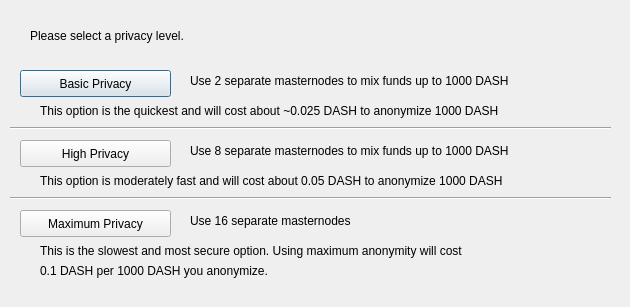
Before: the Qt Designer form src/qt/forms/darksendconfig.ui in puzcoin/test1, drawn with Qt 5.
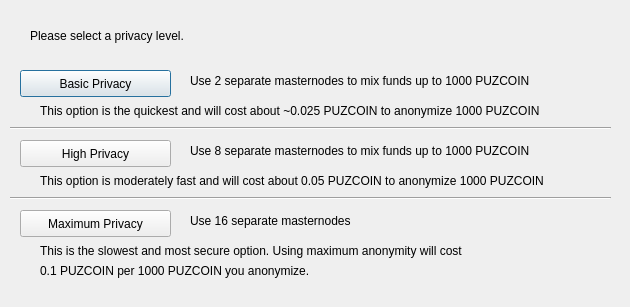
After: the same form once the commit is applied.

```diff
--- a/src/qt/forms/darksendconfig.ui
+++ b/src/qt/forms/darksendconfig.ui
@@ -75,7 +75,7 @@
     </rect>
    </property>
    <property name="text">
-    <string>Use 2 separate masternodes to mix funds up to 1000 DASH</string>
+    <string>Use 2 separate masternodes to mix funds up to 1000 PUZCOIN</string>
    </property>
   </widget>
   <widget class="QLabel" name="label_3">
@@ -88,7 +88,7 @@
     </rect>
    </property>
    <property name="text">
-    <string>Use 8 separate masternodes to mix funds up to 1000 DASH</string>
+    <string>Use 8 separate masternodes to mix funds up to 1000 PUZCOIN</string>
    </property>
   </widget>
   <widget class="QLabel" name="label_4">
@@ -114,7 +114,7 @@
     </rect>
    </property>
    <property name="text">
-    <string>This option is the quickest and will cost about ~0.025 DASH to anonymize 1000 DASH</string>
+    <string>This option is the quickest and will cost about ~0.025 PUZCOIN to anonymize 1000 PUZCOIN</string>
    </property>
   </widget>
   <widget class="QLabel" name="label_7">
@@ -127,7 +127,7 @@
     </rect>
    </property>
    <property name="text">
-    <string>This option is moderately fast and will cost about 0.05 DASH to anonymize 1000 DASH</string>
+    <string>This option is moderately fast and will cost about 0.05 PUZCOIN to anonymize 1000 PUZCOIN</string>
    </property>
   </widget>
   <widget class="QLabel" name="label_8">
@@ -153,7 +153,7 @@
     </rect>
    </property>
    <property name="text">
-    <string>0.1 DASH per 1000 DASH you anonymize.</string>
+    <string>0.1 PUZCOIN per 1000 PUZCOIN you anonymize.</string>
    </property>
   </widget>
   <widget class="Line" name="line">
```
